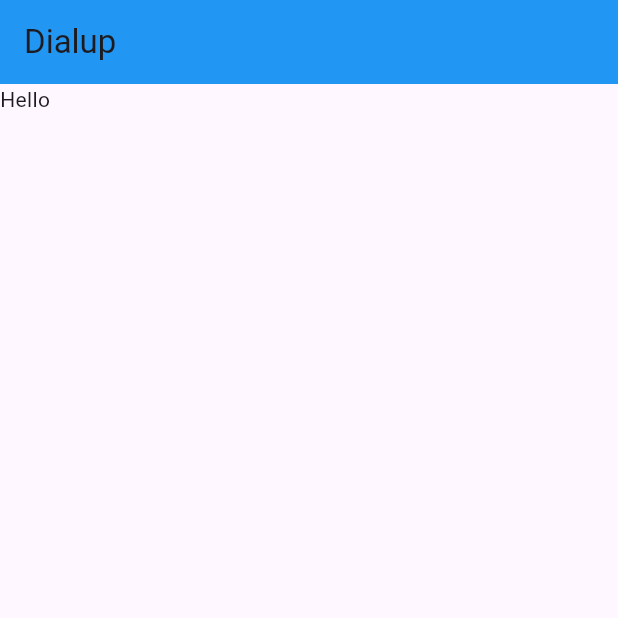
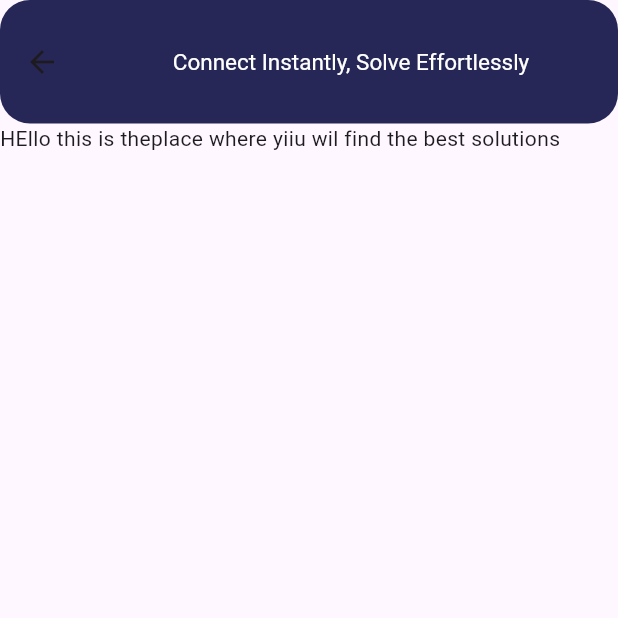
Before and after one commit to kaizer111/Dialup, a Flutter app: the Homepage screen opened directly, on a phone screen of 412 x 824 dp, the top half of it. Run offline on Flutter 3.47's test engine with Material 3 defaults, Android fonts, the phone set to English and light mode, and no system bars.

Commit message:
added device size , and other udates

```diff
--- /dev/null
+++ b/lib/Screens/Homescreen/homescreen.dart
@@ -0,0 +1,57 @@
+import 'package:dialup/constants/color.dart';
+import 'package:dialup/utils/device_size.dart';
+import 'package:flutter/material.dart';
+
+class Homepage extends StatelessWidget {
+  const Homepage({super.key});
+
+  @override
+  Widget build(BuildContext context) {
+    String selectedCountry = 'India';
+    return Scaffold(
+      appBar: AppBar(
+        title: Column(
+          children: [
+            Text(
+              'Connect Instantly, Solve Effortlessly',
+              style: TextStyle(
+                fontSize: 15,
+                color: Colors.white,
+              ),
+            ),
+            Row(
+              children: [
+                // Container(
+                //   child: DropdownButton(
+                //     value: selectedCountry,
+                //     dropdownColor: Colors.black,
+                //     underline: const SizedBox(),
+                //     iconEnabledColor: Colors.white,
+                //     items: ['Delhi', 'mumbai', 'kolkata']
+                //         .map((String item) => DropdownMenuItem(
+                //               value: item,
+                //               child: Text(
+                //                 item,
+                //                 style: const TextStyle(color: Colors.white),
+                //               ),
+                //             ))
+                //         .toList(),
+                //     onChanged: (value) {},
+                //   ),
+                // )
+              ],
+            )
+          ],
+        ),
+        backgroundColor: AppColor.primary,
+        toolbarHeight: displayHeight(context) * 0.1,
+        shape: RoundedRectangleBorder(
+          borderRadius: BorderRadius.circular(20),
+        ),
+      ),
+      body: Column(
+        children: [Text('HEllo this is theplace where yiiu wil find the best solutions')],
+      ),
+    );
+  }
+}
--- a/lib/Screens/homescreen.dart
+++ /dev/null
@@ -1,20 +0,0 @@
-import 'package:flutter/material.dart';
-
-class Homepage extends StatelessWidget {
-  const Homepage({super.key});
-
-  @override
-  Widget build(BuildContext context) {
-    return Scaffold(
-      appBar: AppBar(
-        title: const Text('Dialup'),
-        backgroundColor: Colors.blue,
-      ),
-      body: Column(
-        children: [
-          Text('Hello')
-        ],
-      ),
-    );
-  }
-}
--- a/lib/main.dart
+++ b/lib/main.dart
@@ -1,4 +1,5 @@
-import 'package:dialup/Screens/homescreen.dart';
+import 'package:dialup/Screens/AppScreen/appscreen.dart';
+import 'package:dialup/Screens/Homescreen/homescreen.dart';
 import 'package:flutter/material.dart';
 
 
@@ -18,7 +19,7 @@ class Dialup extends StatelessWidget {
   @override
   Widget build(BuildContext context) {
     return MaterialApp(
-      home: Homepage(),
+      home: Appscreen(),
     );
   }
 }
--- /dev/null
+++ b/lib/utils/device_size.dart
@@ -0,0 +1,9 @@
+import 'package:flutter/material.dart';
+
+double displayHeight(BuildContext context) {
+  return MediaQuery.of(context).size.height;
+}
+
+double dispayWidth(BuildContext context) {
+  return MediaQuery.of(context).size.width;
+}
```
Also changed, not shown: lib/Screens/AppScreen/appscreen.dart (+10 -6 lines), lib/Screens/Auth/Signup.dart (+4 -16 lines).
